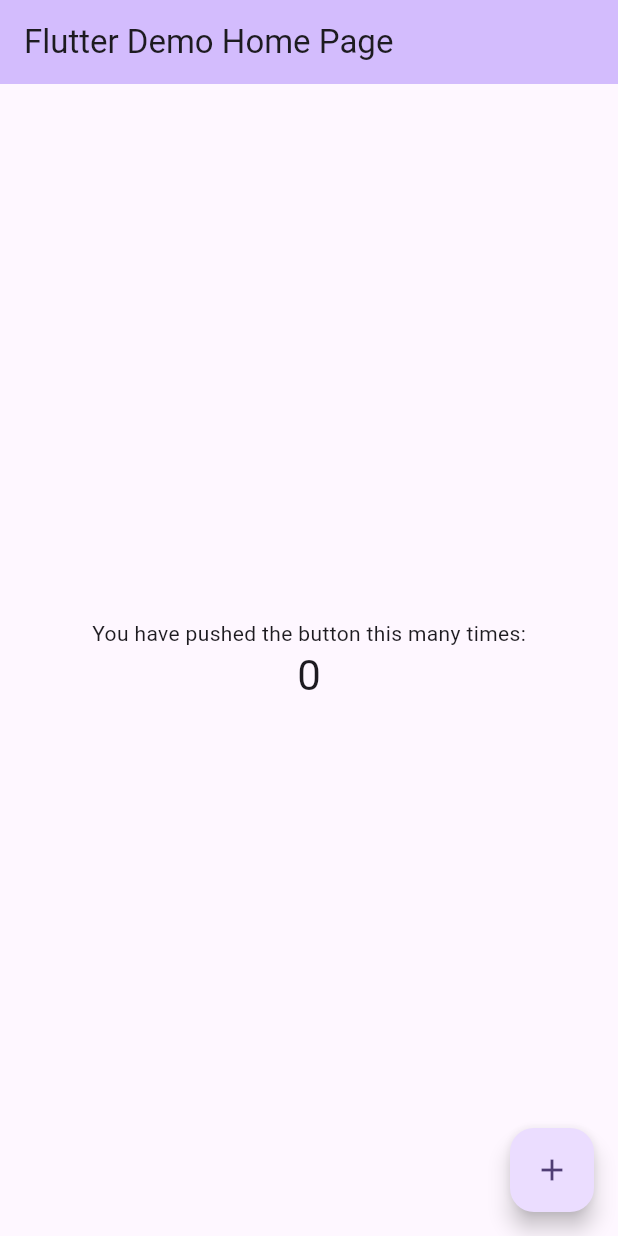
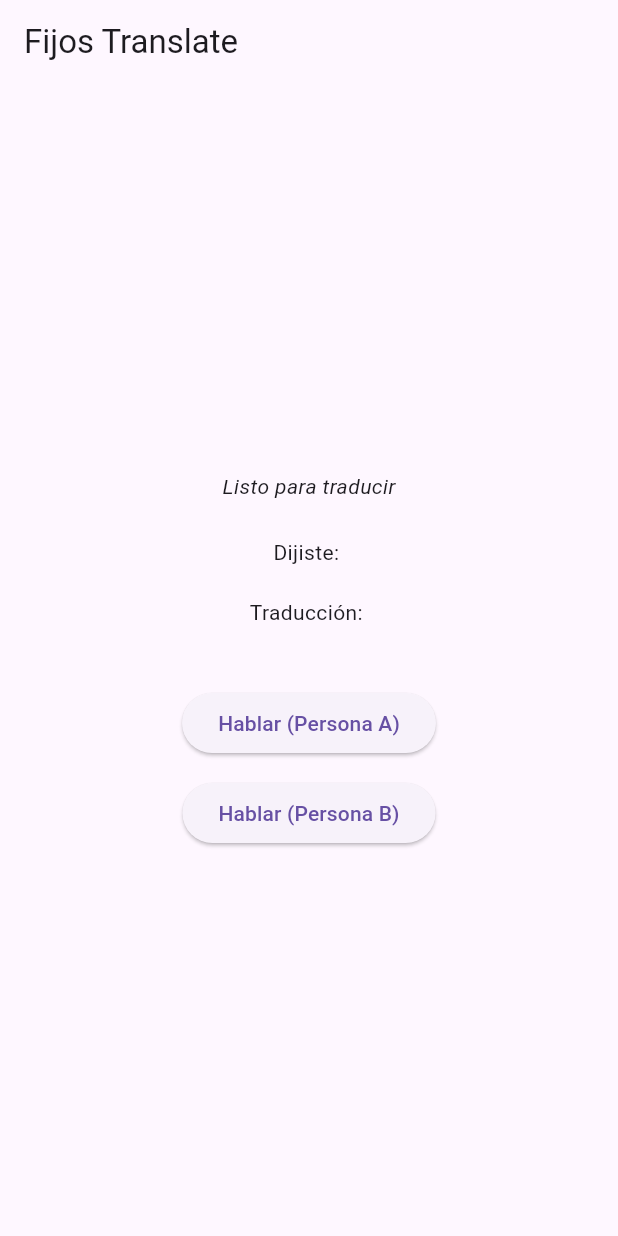
Before and after one commit to joaatrejo/fijos-translate, a Flutter app: the screen it shows after launch, on a phone screen of 412 x 824 dp. Run offline on Flutter 3.47's test engine with Material 3 defaults, Android fonts, the phone set to English and light mode, and no system bars; our stand-ins replace flutter_tts, speech_to_text; missing offline and left inert: google_mlkit_translation.

Commit message:
genero las base logica del programa. Los permisos principales ya estan añadidos. main.dart añadido, pubsec.yaml modificado (sin el html, y lo que hacia referencia a una futura api key) y el androidmanifiest.xml (para los permisos de android) ya esta actualizado. De ahora en mas empiezo a moverme en ramas.

```diff
--- a/fijos_translate/lib/main.dart
+++ b/fijos_translate/lib/main.dart
@@ -1,4 +1,7 @@
 import 'package:flutter/material.dart';
+import 'package:flutter_tts/flutter_tts.dart';
+import 'package:google_mlkit_translation/google_mlkit_translation.dart';
+import 'package:speech_to_text/speech_to_text.dart' as stt;
 
 void main() {
   runApp(const MyApp());
@@ -7,115 +10,171 @@ void main() {
 class MyApp extends StatelessWidget {
   const MyApp({super.key});
 
-  // This widget is the root of your application.
   @override
   Widget build(BuildContext context) {
     return MaterialApp(
-      title: 'Flutter Demo',
-      theme: ThemeData(
-        // This is the theme of your application.
-        //
-        // TRY THIS: Try running your application with "flutter run". You'll see
-        // the application has a purple toolbar. Then, without quitting the app,
-        // try changing the seedColor in the colorScheme below to Colors.green
-        // and then invoke "hot reload" (save your changes or press the "hot
-        // reload" button in a Flutter-supported IDE, or press "r" if you used
-        // the command line to start the app).
-        //
-        // Notice that the counter didn't reset back to zero; the application
-        // state is not lost during the reload. To reset the state, use hot
-        // restart instead.
-        //
-        // This works for code too, not just values: Most code changes can be
-        // tested with just a hot reload.
-        colorScheme: .fromSeed(seedColor: Colors.deepPurple),
-      ),
-      home: const MyHomePage(title: 'Flutter Demo Home Page'),
+      title: 'Fijos Translate',
+      home: const ConversationScreen(),
     );
   }
 }
 
-class MyHomePage extends StatefulWidget {
-  const MyHomePage({super.key, required this.title});
-
-  // This widget is the home page of your application. It is stateful, meaning
-  // that it has a State object (defined below) that contains fields that affect
-  // how it looks.
-
-  // This class is the configuration for the state. It holds the values (in this
-  // case the title) provided by the parent (in this case the App widget) and
-  // used by the build method of the State. Fields in a Widget subclass are
-  // always marked "final".
-
-  final String title;
+class ConversationScreen extends StatefulWidget {
+  const ConversationScreen({super.key});
 
   @override
-  State<MyHomePage> createState() => _MyHomePageState();
+  State<ConversationScreen> createState() => _ConversationScreenState();
 }
 
-class _MyHomePageState extends State<MyHomePage> {
-  int _counter = 0;
+class _ConversationScreenState extends State<ConversationScreen> {
+  final stt.SpeechToText _speech = stt.SpeechToText();
+  final FlutterTts _tts = FlutterTts();
+  final OnDeviceTranslatorModelManager _modelManager =
+      OnDeviceTranslatorModelManager();
 
-  void _incrementCounter() {
+  // Idiomas de cada persona (A y B hablan distinto).
+  final String _idiomaA = 'es-AR'; // Español (Argentina)
+  final String _idiomaB = 'en-US'; // Inglés
+
+  // Tabla que conecta el código corto ('es', 'en') con el idioma de ML Kit.
+  // Para sumar un idioma nuevo, se agrega una línea acá.
+  final Map<String, TranslateLanguage> _idiomasMlKit = {
+    'es': TranslateLanguage.spanish,
+    'en': TranslateLanguage.english,
+  };
+
+  bool _preparando = true; // true mientras se descargan los idiomas
+  bool _isListening = false;
+  String _estado = 'Descargando idiomas...';
+  String _textoReconocido = '';
+  String _textoTraducido = '';
+
+  @override
+  void initState() {
+    super.initState();
+    _prepararIdiomas();
+  }
+
+  @override
+  void dispose() {
+    _speech.cancel();
+    _tts.stop();
+    super.dispose();
+  }
+
+  // Baja los idiomas al celular (solo la primera vez, necesita internet).
+  Future<void> _prepararIdiomas() async {
+    try {
+      for (final idioma in _idiomasMlKit.values) {
+        final yaDescargado =
+            await _modelManager.isModelDownloaded(idioma.bcpCode);
+        if (!yaDescargado) {
+          await _modelManager.downloadModel(idioma.bcpCode);
+        }
+      }
+      if (!mounted) return;
+      setState(() {
+        _preparando = false;
+        _estado = 'Listo para traducir';
+      });
+    } catch (e) {
+      if (!mounted) return;
+      setState(() {
+        _estado = 'No se pudieron descargar los idiomas. Revisá internet.';
+      });
+    }
+  }
+
+  // Voz -> texto. Cuando la persona termina de hablar, traduce.
+  void _escuchar(String idiomaOrigen, String idiomaDestino) async {
+    final disponible = await _speech.initialize();
+    if (!disponible) {
+      setState(() => _estado = 'No se pudo usar el micrófono. Revisá permisos.');
+      return;
+    }
+
     setState(() {
-      // This call to setState tells the Flutter framework that something has
-      // changed in this State, which causes it to rerun the build method below
-      // so that the display can reflect the updated values. If we changed
-      // _counter without calling setState(), then the build method would not be
-      // called again, and so nothing would appear to happen.
-      _counter++;
+      _isListening = true;
+      _estado = 'Escuchando...';
     });
+
+    _speech.listen(
+      localeId: idiomaOrigen,
+      onResult: (resultado) async {
+        setState(() => _textoReconocido = resultado.recognizedWords);
+        if (resultado.finalResult) {
+          await _speech.stop();
+          setState(() => _isListening = false);
+          await _traducirYHablar(
+              resultado.recognizedWords, idiomaOrigen, idiomaDestino);
+        }
+      },
+    );
+  }
+
+  // Traduce con ML Kit (dentro del celular, sin API key).
+  Future<String> _traducir(
+      String texto, String idiomaOrigen, String idiomaDestino) async {
+    final traductor = OnDeviceTranslator(
+      sourceLanguage: _idiomasMlKit[idiomaOrigen.split('-')[0]]!,
+      targetLanguage: _idiomasMlKit[idiomaDestino.split('-')[0]]!,
+    );
+    final traduccion = await traductor.translateText(texto);
+    await traductor.close();
+    return traduccion;
+  }
+
+  // Traduce y lee la traducción en voz alta.
+  Future<void> _traducirYHablar(
+      String texto, String idiomaOrigen, String idiomaDestino) async {
+    if (texto.isEmpty) {
+      setState(() => _estado = 'No se escuchó nada, probá de nuevo.');
+      return;
+    }
+
+    final traduccion = await _traducir(texto, idiomaOrigen, idiomaDestino);
+    setState(() {
+      _textoTraducido = traduccion;
+      _estado = 'Listo para traducir';
+    });
+
+    await _tts.setLanguage(idiomaDestino);
+    await _tts.speak(traduccion);
   }
 
   @override
   Widget build(BuildContext context) {
-    // This method is rerun every time setState is called, for instance as done
-    // by the _incrementCounter method above.
-    //
-    // The Flutter framework has been optimized to make rerunning build methods
-    // fast, so that you can just rebuild anything that needs updating rather
-    // than having to individually change instances of widgets.
+    // Los botones se desactivan mientras se descargan los idiomas o se escucha.
+    final bloqueado = _preparando || _isListening;
+
     return Scaffold(
-      appBar: AppBar(
-        // TRY THIS: Try changing the color here to a specific color (to
-        // Colors.amber, perhaps?) and trigger a hot reload to see the AppBar
-        // change color while the other colors stay the same.
-        backgroundColor: Theme.of(context).colorScheme.inversePrimary,
-        // Here we take the value from the MyHomePage object that was created by
-        // the App.build method, and use it to set our appbar title.
-        title: Text(widget.title),
-      ),
-      body: Center(
-        // Center is a layout widget. It takes a single child and positions it
-        // in the middle of the parent.
-        child: Column(
-          // Column is also a layout widget. It takes a list of children and
-          // arranges them vertically. By default, it sizes itself to fit its
-          // children horizontally, and tries to be as tall as its parent.
-          //
-          // Column has various properties to control how it sizes itself and
-          // how it positions its children. Here we use mainAxisAlignment to
-          // center the children vertically; the main axis here is the vertical
-          // axis because Columns are vertical (the cross axis would be
-          // horizontal).
-          //
-          // TRY THIS: Invoke "debug painting" (choose the "Toggle Debug Paint"
-          // action in the IDE, or press "p" in the console), to see the
-          // wireframe for each widget.
-          mainAxisAlignment: .center,
-          children: [
-            const Text('You have pushed the button this many times:'),
-            Text(
-              '$_counter',
-              style: Theme.of(context).textTheme.headlineMedium,
-            ),
-          ],
+      appBar: AppBar(title: const Text('Fijos Translate')),
+      body: Padding(
+        padding: const EdgeInsets.all(24),
+        child: Center(
+          child: Column(
+            mainAxisAlignment: MainAxisAlignment.center,
+            children: [
+              Text(_estado, style: const TextStyle(fontStyle: FontStyle.italic)),
+              const SizedBox(height: 24),
+              Text('Dijiste: $_textoReconocido'),
+              const SizedBox(height: 20),
+              Text('Traducción: $_textoTraducido'),
+              const SizedBox(height: 40),
+              ElevatedButton(
+                onPressed:
+                    bloqueado ? null : () => _escuchar(_idiomaA, _idiomaB),
+                child: const Text('Hablar (Persona A)'),
+              ),
+              const SizedBox(height: 12),
+              ElevatedButton(
+                onPressed:
+                    bloqueado ? null : () => _escuchar(_idiomaB, _idiomaA),
+                child: const Text('Hablar (Persona B)'),
+              ),
+            ],
+          ),
         ),
-      ),
-      floatingActionButton: FloatingActionButton(
-        onPressed: _incrementCounter,
-        tooltip: 'Increment',
-        child: const Icon(Icons.add),
       ),
     );
   }
```
Also changed, not shown: fijos_translate/pubspec.yaml (+3 -4 lines), fijos_translate/pubspec.lock, 4 other files.
